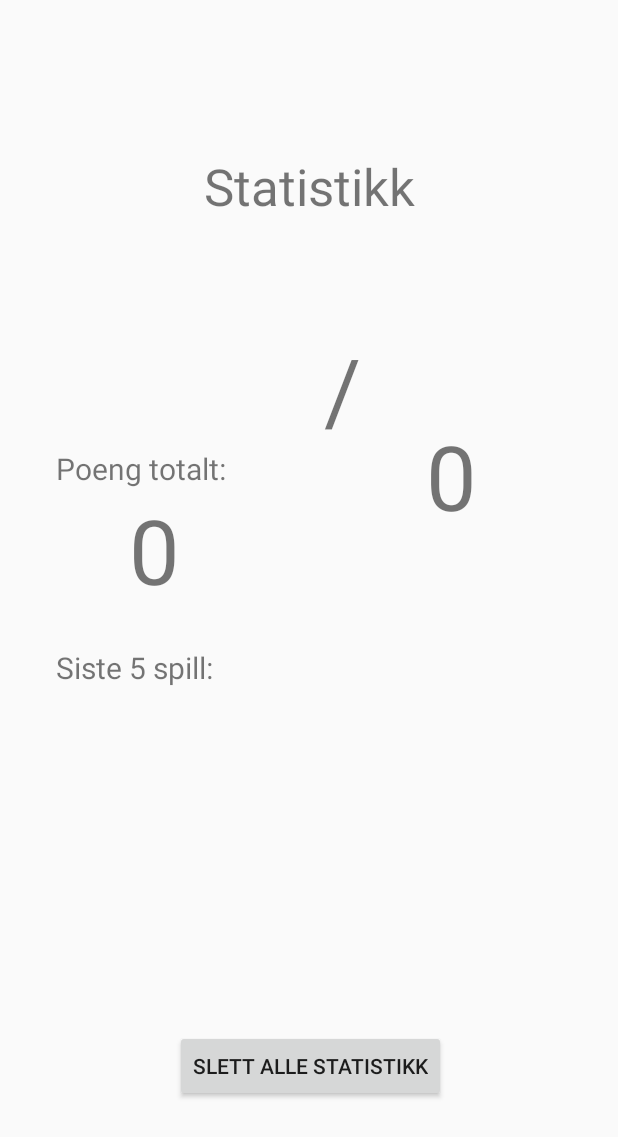
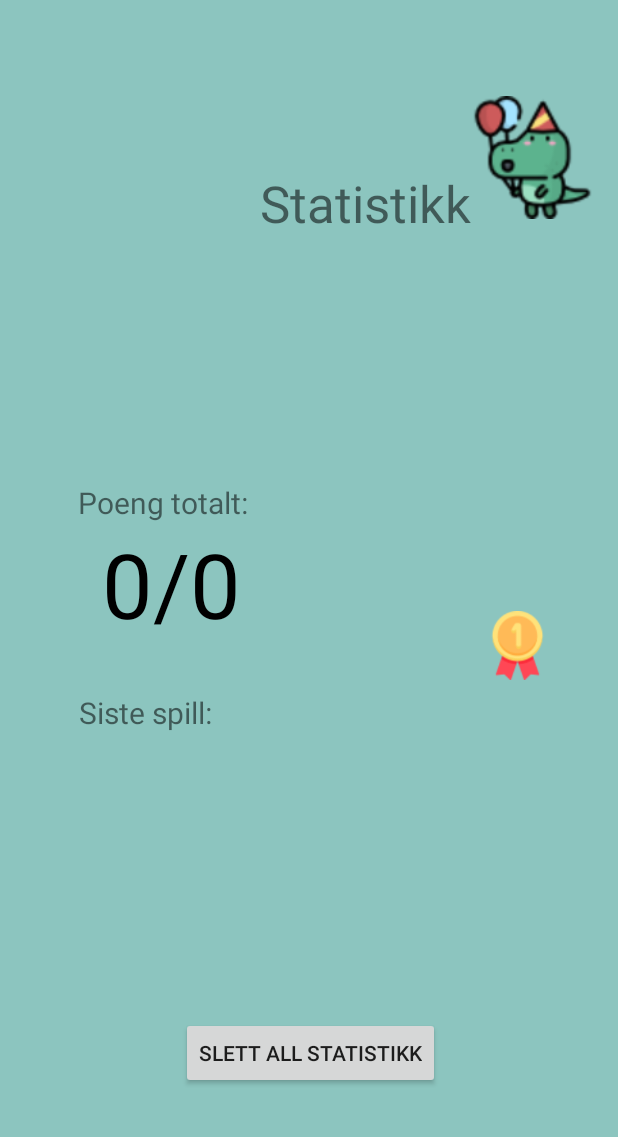
Before and after one commit to PeterSund/Mappe1_app, an Android app: the StatsActivity screen opened directly, with no data from a screen before it, on a phone screen of 412 x 824 dp. Shown: the top 1137 px of the screen. Run offline under Robolectric (Android 15) with nearby library versions, the phone set to English and light mode, and no system bars; Roboto replaces fonts that are not available here.

Commit message:
Design stats

```diff
--- a/app/src/main/java/com/example/mappe1/StatsActivity.java
+++ b/app/src/main/java/com/example/mappe1/StatsActivity.java
@@ -56,14 +56,11 @@ public class StatsActivity extends AppCompatActivity {
         int totalMaxScore = preferences.getInt("totalMaxScore", -1);
 
         TextView totalScoreTxt = (TextView) findViewById(R.id.totalScore);
-        TextView totalMaxScoreTxt = (TextView) findViewById(R.id.totalMaxScore);
 
         if(totalMaxScore != -1 && totalScore != -1) {
-            totalScoreTxt.setText(String.valueOf(totalScore));
-            totalMaxScoreTxt.setText(String.valueOf(totalMaxScore));
+            totalScoreTxt.setText(String.valueOf(totalScore) + " / " + String.valueOf(totalMaxScore));
         } else {
-            totalScoreTxt.setText("0");
-            totalMaxScoreTxt.setText("0");
+            totalScoreTxt.setText("0/0");
         }
 
     }
--- a/app/src/main/res/layout-land/activity_stats.xml
+++ b/app/src/main/res/layout-land/activity_stats.xml
@@ -4,17 +4,20 @@
     xmlns:tools="http://schemas.android.com/tools"
     android:layout_width="match_parent"
     android:layout_height="match_parent"
+    android:background="#8CC5BF"
+    android:fontFamily="casual"
     tools:context=".StatsActivity">
 
     <TableLayout
         android:id="@+id/statsTable"
-        android:layout_width="220dp"
-        android:layout_height="248dp"
+        android:layout_width="250dp"
+        android:layout_height="135dp"
         app:layout_constraintBottom_toBottomOf="parent"
         app:layout_constraintEnd_toEndOf="parent"
-        app:layout_constraintHorizontal_bias="0.237"
+        app:layout_constraintHorizontal_bias="0.943"
         app:layout_constraintStart_toStartOf="parent"
-        app:layout_constraintTop_toTopOf="parent">
+        app:layout_constraintTop_toTopOf="parent"
+        app:layout_constraintVertical_bias="0.627">
 
         <TableRow
             android:id="@+id/statsRowGame1"
@@ -26,7 +29,7 @@
                 android:layout_width="wrap_content"
                 android:layout_height="wrap_content"
                 android:text="@string/statsTableGameTxt1"
-                android:textSize="18dp"/>
+                android:textSize="16sp" />
         </TableRow>
 
         <TableRow
@@ -39,7 +42,7 @@
                 android:layout_width="wrap_content"
                 android:layout_height="wrap_content"
                 android:text="@string/statsTableGameTxt2"
-                android:textSize="18dp"/>
+                android:textSize="16sp" />
         </TableRow>
 
         <TableRow
@@ -52,7 +55,7 @@
                 android:layout_width="wrap_content"
                 android:layout_height="wrap_content"
                 android:text="@string/statsTableGameTxt3"
-                android:textSize="18dp"/>
+                android:textSize="16sp" />
         </TableRow>
 
         <TableRow
@@ -65,12 +68,12 @@
                 android:layout_width="wrap_content"
                 android:layout_height="wrap_content"
                 android:text="@string/statsTableGameTxt4"
-                android:textSize="18dp"/>
+                android:textSize="16sp" />
         </TableRow>
 
         <TableRow
             android:id="@+id/statsRowGame5"
-            android:layout_width="125dp"
+            android:layout_width="match_parent"
             android:layout_height="match_parent">
 
             <TextView
@@ -78,37 +81,21 @@
                 android:layout_width="wrap_content"
                 android:layout_height="wrap_content"
                 android:text="@string/statsTableGameTxt5"
-                android:textSize="18dp"/>
+                android:textSize="16sp" />
         </TableRow>
 
     </TableLayout>
 
-
     <TextView
-        android:id="@+id/statsInfoTxtScore"
-        android:layout_width="wrap_content"
-        android:layout_height="wrap_content"
-        android:layout_marginStart="267dp"
-        android:layout_marginTop="80dp"
-        android:layout_marginBottom="12dp"
-        android:text="@string/statsTableHeaderScore"
+        android:id="@+id/statsInfoTxtGame"
+        android:layout_width="126dp"
+        android:layout_height="32dp"
+        android:layout_marginBottom="8dp"
+        android:text="@string/statsTableHeaderGame"
+        android:textSize="20sp"
         app:layout_constraintBottom_toTopOf="@+id/statsTable"
         app:layout_constraintEnd_toEndOf="parent"
-        app:layout_constraintHorizontal_bias="0.443"
-        app:layout_constraintStart_toEndOf="@+id/statsInfoTxtGame"
-        app:layout_constraintStart_toStartOf="@+id/statsTable"
-        app:layout_constraintTop_toTopOf="parent"
-        app:layout_constraintVertical_bias="1.0" />
-
-    <TextView
-        android:id="@+id/statsInfoTxtGame"
-        android:layout_width="wrap_content"
-        android:layout_height="wrap_content"
-        android:layout_marginBottom="8dp"
-        android:text="@string/statsTableHeaderGame"
-        app:layout_constraintBottom_toTopOf="@+id/statsTable"
-        app:layout_constraintEnd_toEndOf="parent"
-        app:layout_constraintHorizontal_bias="0.171"
+        app:layout_constraintHorizontal_bias="0.656"
         app:layout_constraintStart_toStartOf="parent"
         app:layout_constraintTop_toTopOf="parent"
         app:layout_constraintVertical_bias="1.0" />
@@ -117,13 +104,14 @@
         android:id="@+id/statsDeleteBtn"
         android:layout_width="wrap_content"
         android:layout_height="wrap_content"
+        android:onClick="confirmDeleteDialog"
         android:text="@string/statsBtnTxt"
         app:layout_constraintBottom_toBottomOf="parent"
         app:layout_constraintEnd_toEndOf="parent"
-        app:layout_constraintHorizontal_bias="0.495"
+        app:layout_constraintHorizontal_bias="0.503"
         app:layout_constraintStart_toStartOf="parent"
         app:layout_constraintTop_toBottomOf="@+id/statsTable"
-        app:layout_constraintVertical_bias="0.43"
+        app:layout_constraintVertical_bias="0.626"
         tools:ignore="OnClick" />
 
     <TextView
@@ -131,10 +119,72 @@
         android:layout_width="wrap_content"
         android:layout_height="wrap_content"
         android:text="@string/statsHeader"
+        android:textSize="34sp"
         app:layout_constraintBottom_toTopOf="@+id/statsInfoTxtScore"
         app:layout_constraintEnd_toEndOf="parent"
-        app:layout_constraintHorizontal_bias="0.462"
+        app:layout_constraintEnd_toStartOf="@+id/imageView4"
+        app:layout_constraintHorizontal_bias="0.71"
         app:layout_constraintStart_toStartOf="parent"
         app:layout_constraintTop_toTopOf="parent"
-        app:layout_constraintVertical_bias="0.571" />
+        app:layout_constraintVertical_bias="0.326" />
+
+    <TextView
+        android:id="@+id/totalScore"
+        android:layout_width="191dp"
+        android:layout_height="79dp"
+        android:text="@string/totalScore"
+        android:textColor="#000000"
+        android:textSize="60sp"
+        app:layout_constraintBottom_toTopOf="@+id/statsDeleteBtn"
+        app:layout_constraintEnd_toStartOf="@+id/statsTable"
+        app:layout_constraintHorizontal_bias="0.486"
+        app:layout_constraintStart_toStartOf="parent"
+        app:layout_constraintTop_toTopOf="parent"
+        app:layout_constraintVertical_bias="0.627" />
+
+    <TextView
+        android:id="@+id/statsInfoTxtScore"
+        android:layout_width="wrap_content"
+        android:layout_height="wrap_content"
+        android:text="@string/statsTableHeaderScore"
+        android:textSize="20sp"
+        app:layout_constraintBottom_toTopOf="@+id/totalScore"
+        app:layout_constraintEnd_toEndOf="parent"
+        app:layout_constraintHorizontal_bias="0.088"
+        app:layout_constraintStart_toStartOf="parent"
+        app:layout_constraintTop_toTopOf="parent"
+        app:layout_constraintVertical_bias="0.91" />
+
+    <ImageView
+        android:id="@+id/imageView3"
+        android:layout_width="54dp"
+        android:layout_height="46dp"
+        android:layout_marginTop="104dp"
+        app:layout_constraintBottom_toBottomOf="@+id/totalScore"
+        app:layout_constraintEnd_toStartOf="@+id/statsTable"
+        app:layout_constraintHorizontal_bias="1.0"
+        app:layout_constraintStart_toEndOf="@+id/totalScore"
+        app:layout_constraintTop_toBottomOf="@+id/statsHeader"
+        app:layout_constraintVertical_bias="0.0"
+        app:srcCompat="@drawable/medal_stats" />
+
+    <android.support.constraint.Group
+        android:id="@+id/group"
+        android:layout_width="wrap_content"
+        android:layout_height="wrap_content"
+        app:constraint_referenced_ids="totalScore" />
+
+    <ImageView
+        android:id="@+id/imageView4"
+        android:layout_width="108dp"
+        android:layout_height="89dp"
+        android:layout_marginStart="12dp"
+        app:layout_constraintBottom_toTopOf="@+id/statsTable"
+        app:layout_constraintEnd_toEndOf="parent"
+        app:layout_constraintHorizontal_bias="0.111"
+        app:layout_constraintStart_toEndOf="@+id/statsInfoTxtGame"
+        app:layout_constraintTop_toTopOf="parent"
+        app:layout_constraintVertical_bias="0.592"
+        app:srcCompat="@drawable/stats_dino" />
+
 </android.support.constraint.ConstraintLayout>
--- a/app/src/main/res/layout/activity_stats.xml
+++ b/app/src/main/res/layout/activity_stats.xml
@@ -4,18 +4,19 @@
     xmlns:tools="http://schemas.android.com/tools"
     android:layout_width="match_parent"
     android:layout_height="match_parent"
+    android:background="#8CC5BF"
+    android:fontFamily="casual"
     tools:context=".StatsActivity">
 
     <TableLayout
         android:id="@+id/statsTable"
-        android:layout_width="264dp"
-        android:layout_height="178dp"
+        android:layout_width="250dp"
+        android:layout_height="135dp"
         app:layout_constraintBottom_toBottomOf="parent"
         app:layout_constraintEnd_toEndOf="parent"
-        app:layout_constraintHorizontal_bias="0.515"
         app:layout_constraintStart_toStartOf="parent"
         app:layout_constraintTop_toTopOf="parent"
-        app:layout_constraintVertical_bias="0.73">
+        app:layout_constraintVertical_bias="0.728">
 
         <TableRow
             android:id="@+id/statsRowGame1"
@@ -27,7 +28,7 @@
                 android:layout_width="wrap_content"
                 android:layout_height="wrap_content"
                 android:text="@string/statsTableGameTxt1"
-                android:textSize="18sp" />
+                android:textSize="16sp" />
         </TableRow>
 
         <TableRow
@@ -40,7 +41,7 @@
                 android:layout_width="wrap_content"
                 android:layout_height="wrap_content"
                 android:text="@string/statsTableGameTxt2"
-                android:textSize="18sp" />
+                android:textSize="16sp" />
         </TableRow>
 
         <TableRow
@@ -53,7 +54,7 @@
                 android:layout_width="wrap_content"
                 android:layout_height="wrap_content"
                 android:text="@string/statsTableGameTxt3"
-                android:textSize="18sp" />
+                android:textSize="16sp" />
         </TableRow>
 
         <TableRow
@@ -66,7 +67,7 @@
                 android:layout_width="wrap_content"
                 android:layout_height="wrap_content"
                 android:text="@string/statsTableGameTxt4"
-                android:textSize="18sp" />
+                android:textSize="16sp" />
         </TableRow>
 
         <TableRow
@@ -79,7 +80,7 @@
                 android:layout_width="wrap_content"
                 android:layout_height="wrap_content"
                 android:text="@string/statsTableGameTxt5"
-                android:textSize="18sp" />
+                android:textSize="16sp" />
         </TableRow>
 
     </TableLayout>
@@ -92,7 +93,7 @@
         android:textSize="20sp"
         app:layout_constraintBottom_toTopOf="@+id/totalScore"
         app:layout_constraintEnd_toEndOf="parent"
-        app:layout_constraintHorizontal_bias="0.125"
+        app:layout_constraintHorizontal_bias="0.173"
         app:layout_constraintStart_toStartOf="parent"
         app:layout_constraintTop_toTopOf="parent"
         app:layout_constraintVertical_bias="1.0" />
@@ -106,7 +107,7 @@
         android:textSize="20sp"
         app:layout_constraintBottom_toTopOf="@+id/statsTable"
         app:layout_constraintEnd_toEndOf="parent"
-        app:layout_constraintHorizontal_bias="0.13"
+        app:layout_constraintHorizontal_bias="0.185"
         app:layout_constraintStart_toStartOf="parent"
         app:layout_constraintTop_toTopOf="parent"
         app:layout_constraintVertical_bias="1.0" />
@@ -133,46 +134,56 @@
         android:textSize="34sp"
         app:layout_constraintBottom_toTopOf="@+id/statsInfoTxtScore"
         app:layout_constraintEnd_toEndOf="parent"
-        app:layout_constraintHorizontal_bias="0.502"
+        app:layout_constraintEnd_toStartOf="@+id/imageView4"
+        app:layout_constraintHorizontal_bias="1.0"
         app:layout_constraintStart_toStartOf="parent"
         app:layout_constraintTop_toTopOf="parent"
-        app:layout_constraintVertical_bias="0.4" />
+        app:layout_constraintVertical_bias="0.409" />
 
     <TextView
         android:id="@+id/totalScore"
-        android:layout_width="78dp"
-        android:layout_height="82dp"
+        android:layout_width="191dp"
+        android:layout_height="79dp"
+        android:layout_marginStart="68dp"
+        android:text="@string/totalScore"
+        android:textColor="#000000"
         android:textSize="60sp"
-        android:text="@string/totalScore"
         app:layout_constraintBottom_toTopOf="@+id/statsInfoTxtGame"
-        app:layout_constraintEnd_toStartOf="@+id/totalMaxScore"
-        app:layout_constraintHorizontal_bias="0.418"
+        app:layout_constraintEnd_toEndOf="parent"
+        app:layout_constraintHorizontal_bias="0.0"
         app:layout_constraintStart_toStartOf="parent"
         app:layout_constraintTop_toTopOf="parent"
-        app:layout_constraintVertical_bias="0.934" />
+        app:layout_constraintVertical_bias="0.912" />
 
-    <TextView
-        android:id="@+id/totalMaxScore"
-        android:layout_width="76dp"
-        android:layout_height="76dp"
-        android:layout_marginEnd="52dp"
-        android:textSize="60sp"
-        android:text="@string/totalMaxScore"
+    <ImageView
+        android:id="@+id/imageView3"
+        android:layout_width="54dp"
+        android:layout_height="46dp"
         app:layout_constraintBottom_toTopOf="@+id/statsTable"
         app:layout_constraintEnd_toEndOf="parent"
+        app:layout_constraintHorizontal_bias="0.863"
+        app:layout_constraintStart_toStartOf="@+id/totalScore"
+        app:layout_constraintTop_toBottomOf="@+id/statsInfoTxtScore"
+        app:layout_constraintVertical_bias="0.55"
+        app:srcCompat="@drawable/medal_stats" />
+
+    <android.support.constraint.Group
+        android:id="@+id/group"
+        android:layout_width="wrap_content"
+        android:layout_height="wrap_content"
+        app:constraint_referenced_ids="totalScore" />
+
+    <ImageView
+        android:id="@+id/imageView4"
+        android:layout_width="82dp"
+        android:layout_height="87dp"
+        android:layout_marginEnd="16dp"
+        app:layout_constraintBottom_toTopOf="@+id/totalScore"
+        app:layout_constraintEnd_toEndOf="parent"
+        app:layout_constraintHorizontal_bias="1.0"
+        app:layout_constraintStart_toEndOf="@+id/group"
         app:layout_constraintTop_toTopOf="parent"
-        app:layout_constraintVertical_bias="0.699" />
-
-    <TextView
-        android:id="@+id/scoreDivider"
-        android:layout_width="31dp"
-        android:layout_height="69dp"
-        android:layout_marginTop="72dp"
-        android:text="@string/scoreDivider"
-        android:textSize="60sp"
-        app:layout_constraintEnd_toStartOf="@+id/totalMaxScore"
-        app:layout_constraintHorizontal_bias="0.59"
-        app:layout_constraintStart_toEndOf="@+id/totalScore"
-        app:layout_constraintTop_toBottomOf="@+id/statsHeader" />
+        app:layout_constraintVertical_bias="0.235"
+        app:srcCompat="@drawable/stats_dino" />
 
 </android.support.constraint.ConstraintLayout>
--- a/app/src/main/res/values/strings.xml
+++ b/app/src/main/res/values/strings.xml
@@ -34,7 +34,7 @@
 
     //Stats
     <string name="statsHeader">Statistikk</string>
-    <string name="statsTableHeaderGame">Siste 5 spill:</string>
+    <string name="statsTableHeaderGame">Siste spill:</string>
     <string name="statsTableHeaderScore">Poeng totalt:</string>
 
     <string name="statsTableGameTxt1"></string>
@@ -56,7 +56,7 @@
     <string name="tableExceptionText">Kunne ikke laste inn statistikk></string>
 
 
-    <string name="statsBtnTxt">Slett alle statistikk</string>
+    <string name="statsBtnTxt">Slett all statistikk</string>
     <string name="dialogtekst_stats">Er du sikker på at du vil slette all statisikk?</string>
 
 
```
Also changed, not shown: app/src/main/res/drawable/medal_stats.png (added), app/src/main/res/drawable/stats_dino.png (added).
